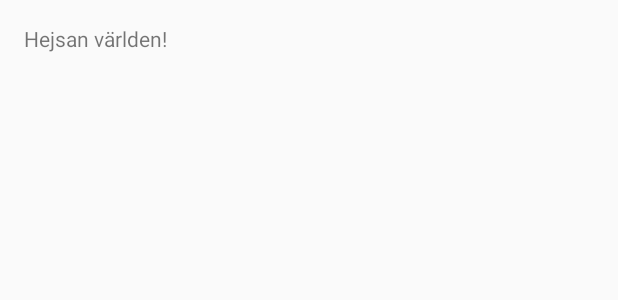
After one commit to VitoInfinito/DATX02-15-39, an Android app: the layout activity_detailed_sleep.xml on its own in the app's theme, with its tools: preview values and no code run, on a phone screen of 412 x 824 dp. The commit adds this screen. Shown: the top 300 px of the screen. Run offline under Robolectric (Android 15) with nearby library versions, the phone set to English and light mode, and no system bars.

Commit message:
Added new activity for detailed sleep
I hate android studio

```diff
--- /dev/null
+++ b/ToK/app/src/main/res/layout/activity_detailed_sleep.xml
@@ -0,0 +1,12 @@
+<RelativeLayout xmlns:android="http://schemas.android.com/apk/res/android"
+    xmlns:tools="http://schemas.android.com/tools" android:layout_width="match_parent"
+    android:layout_height="match_parent" android:paddingLeft="@dimen/activity_horizontal_margin"
+    android:paddingRight="@dimen/activity_horizontal_margin"
+    android:paddingTop="@dimen/activity_vertical_margin"
+    android:paddingBottom="@dimen/activity_vertical_margin"
+    tools:context="com.kandidat.datx02_15_39.tok.layout.detailedSleepActivity">
+
+    <TextView android:text="@string/hello_world" android:layout_width="wrap_content"
+        android:layout_height="wrap_content" />
+
+</RelativeLayout>
--- a/ToK/app/src/main/res/values/strings.xml
+++ b/ToK/app/src/main/res/values/strings.xml
@@ -1,5 +1,6 @@
 <?xml version="1.0" encoding="utf-8"?>
 <resources>
+
     <string name="app_name">ToK</string>
     <string name="title_activity_hello_world">HelloWorld</string>
     <string name="hello_world">Hejsan världen!</string>
@@ -12,4 +13,6 @@
     <string name="title_activity_add_diet">AddDietActivity</string>
     <string name="title_activity_work_out">WorkOutActivity</string>
     <string name="title_activity_workout_home">WorkoutHomeActivity</string>
+    <string name="title_activity_detailed_sleep">Sömn - Detaljvy</string>
+
 </resources>
```
Also changed, not shown: ToK/app/src/main/AndroidManifest.xml (+8 -0 lines), ToK/app/src/main/java/com/kandidat/datx02_15_39/tok/layout/SleepHomeActivity.java (+23 -20 lines), ToK/app/src/main/java/com/kandidat/datx02_15_39/tok/layout/detailedSleepActivity.java (added, +40 -0 lines), ToK/app/src/main/res/menu/menu_detailed_sleep.xml (added, +7 -0 lines).
